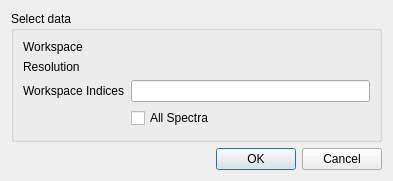
Qt form qt/scientific_interfaces/Indirect/ConvFitAddWorkspaceDialog.ui (mantidproject/mantid) before a commit.
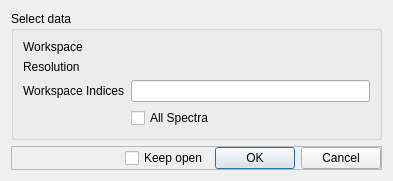
The same form after that commit. Custom widgets are drawn as their Qt base class.

Commit message: Refs #23813. Keep open option in multiple input

```diff
--- a/qt/scientific_interfaces/Indirect/ConvFitAddWorkspaceDialog.ui
+++ b/qt/scientific_interfaces/Indirect/ConvFitAddWorkspaceDialog.ui
@@ -98,13 +98,57 @@
     </widget>
    </item>
    <item>
-    <widget class="QDialogButtonBox" name="buttonBox">
-     <property name="orientation">
-      <enum>Qt::Horizontal</enum>
+    <widget class="QFrame" name="frame">
+     <property name="frameShape">
+      <enum>QFrame::StyledPanel</enum>
      </property>
-     <property name="standardButtons">
-      <set>QDialogButtonBox::Cancel|QDialogButtonBox::Ok</set>
+     <property name="frameShadow">
+      <enum>QFrame::Raised</enum>
      </property>
+     <layout class="QHBoxLayout" name="horizontalLayout">
+      <property name="leftMargin">
+       <number>0</number>
+      </property>
+      <property name="topMargin">
+       <number>0</number>
+      </property>
+      <property name="rightMargin">
+       <number>0</number>
+      </property>
+      <property name="bottomMargin">
+       <number>0</number>
+      </property>
+      <item>
+       <spacer name="horizontalSpacer">
+        <property name="orientation">
+         <enum>Qt::Horizontal</enum>
+        </property>
+        <property name="sizeHint" stdset="0">
+         <size>
+          <width>40</width>
+          <height>20</height>
+         </size>
+        </property>
+       </spacer>
+      </item>
+      <item>
+       <widget class="QCheckBox" name="ckKeepOpen">
+        <property name="text">
+         <string>Keep open</string>
+        </property>
+       </widget>
+      </item>
+      <item>
+       <widget class="QDialogButtonBox" name="buttonBox">
+        <property name="orientation">
+         <enum>Qt::Horizontal</enum>
+        </property>
+        <property name="standardButtons">
+         <set>QDialogButtonBox::Cancel|QDialogButtonBox::Ok</set>
+        </property>
+       </widget>
+      </item>
+     </layout>
     </widget>
    </item>
   </layout>
```
Left out of the diff: 46 changed lines with no effect on the pictures. The commit also changes 15 other files.
